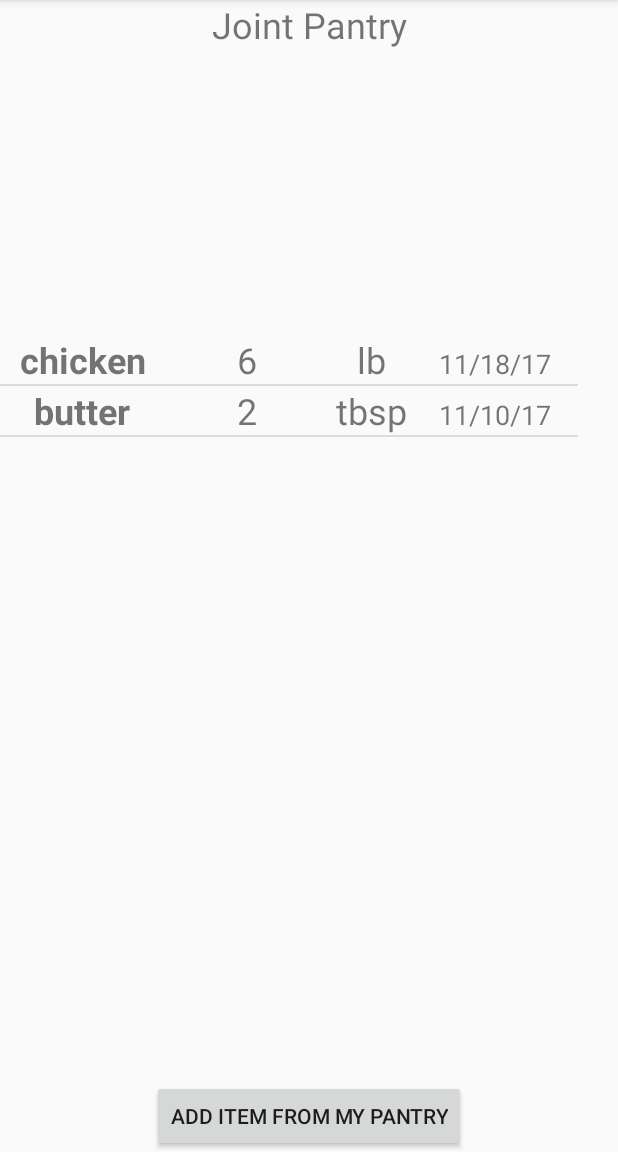
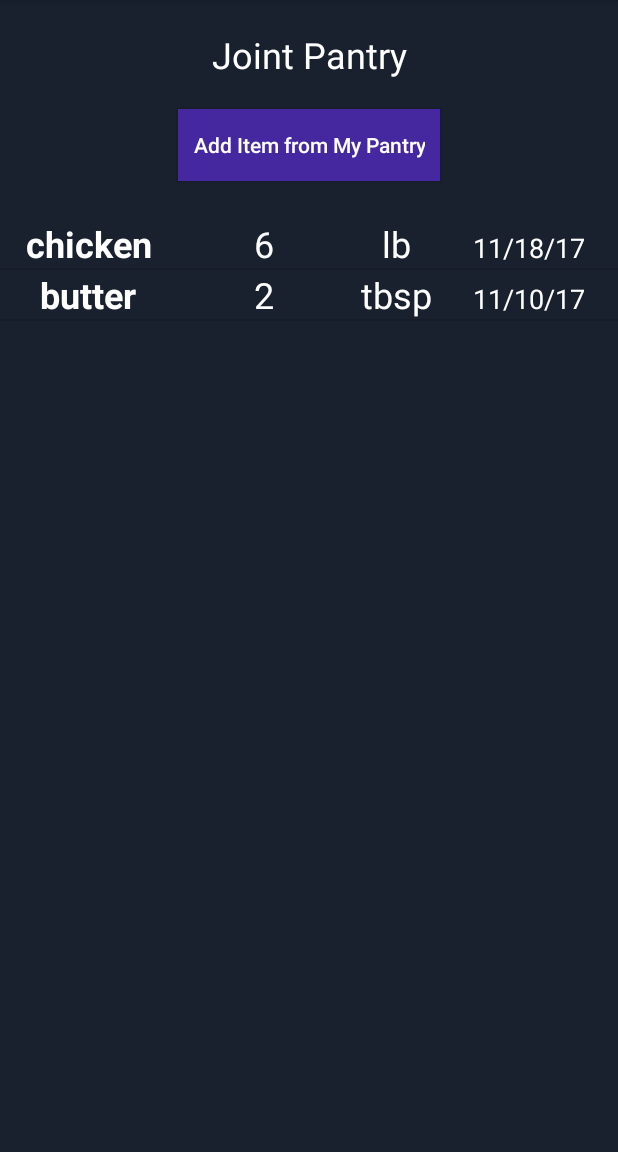
Before and after one commit to tribby5/PantryPals, an Android app: the fragment JointPantryFragment shown on its own in the app's theme, on a phone screen of 412 x 824 dp, the part 84-1236 px from its top. Run offline under Robolectric (Android 15) with nearby library versions, the phone set to English and light mode, and no system bars.

Commit message:
styled other two pantry pages

```diff
--- a/app/src/main/java/pantrypals/pantry/PantryItemsAdapter.java
+++ b/app/src/main/java/pantrypals/pantry/PantryItemsAdapter.java
@@ -49,9 +49,13 @@ public class PantryItemsAdapter extends BaseAdapter{
 
         HashMap<String, String> map=items.get(i);
         name.setText(map.get(PersonalPantryFragment.FIRST_COLUMN));
+        name.setTextColor(activity.getResources().getColor(R.color.colorWhite));
         amount.setText(map.get(PersonalPantryFragment.SECOND_COLUMN));
+        amount.setTextColor(activity.getResources().getColor(R.color.colorWhite));
         units.setText(map.get(PersonalPantryFragment.THIRD_COLUMN));
+        units.setTextColor(activity.getResources().getColor(R.color.colorWhite));
         expirationDate.setText(map.get(PersonalPantryFragment.FOURTH_COLUMN));
+        expirationDate.setTextColor(activity.getResources().getColor(R.color.colorWhite));
 
         return view;
     }
--- a/app/src/main/res/layout/fragment_joint_pantry.xml
+++ b/app/src/main/res/layout/fragment_joint_pantry.xml
@@ -1,9 +1,12 @@
-<android.support.constraint.ConstraintLayout xmlns:android="http://schemas.android.com/apk/res/android"
+<LinearLayout xmlns:android="http://schemas.android.com/apk/res/android"
     xmlns:app="http://schemas.android.com/apk/res-auto"
     xmlns:tools="http://schemas.android.com/tools"
     android:layout_width="match_parent"
     android:layout_height="match_parent"
-    tools:context="pantrypals.pantry.JointPantryFragment">
+    tools:context="pantrypals.pantry.JointPantryFragment"
+    android:background="@color/colorPrimaryDark"
+    android:orientation="vertical"
+    >
 
     <TextView
         android:id="@+id/myPantry"
@@ -12,35 +15,32 @@
         android:text="@string/joint_pantry"
         android:textAlignment="center"
         android:textSize="24sp"
-        app:layout_constraintEnd_toEndOf="parent"
-        app:layout_constraintStart_toStartOf="parent" />
+        android:textColor="@color/colorWhite"
+        android:layout_marginTop="20dp"
+        android:layout_gravity="center"
+        android:layout_marginBottom="20dp"
+       />
 
     <Button
         android:id="@+id/addItem"
         android:layout_width="wrap_content"
         android:layout_height="wrap_content"
-        android:layout_marginEnd="8dp"
-        android:layout_marginStart="8dp"
         android:text="@string/add_item_from_pantry"
-        app:layout_constraintBottom_toBottomOf="parent"
-        app:layout_constraintEnd_toEndOf="parent"
-        app:layout_constraintStart_toStartOf="parent" />
+        android:textColor="@color/colorWhite"
+        android:background="@color/colorAccentAlt"
+        android:padding="10dp"
+        android:layout_gravity="center"
+        android:textAllCaps="false"
+        android:layout_marginBottom="25dp"
+     />
 
     <ListView
         android:id="@+id/itemListView"
-        android:layout_width="385dp"
+        android:layout_width="match_parent"
         android:layout_height="402dp"
         android:layout_marginBottom="30dp"
-        android:layout_marginTop="30dp"
-        app:layout_constraintBottom_toBottomOf="parent"
-        app:layout_constraintHorizontal_bias="0.0"
-        app:layout_constraintLeft_toLeftOf="parent"
-
-        app:layout_constraintRight_toRightOf="parent"
-        app:layout_constraintTop_toTopOf="parent"
-        app:layout_constraintVertical_bias="0.632"
-        tools:layout_constraintLeft_creator="1"
-        tools:layout_constraintTop_creator="1"></ListView>
+        android:background="@color/colorPrimaryDark"
+      ></ListView>
 
 
-</android.support.constraint.ConstraintLayout>
+</LinearLayout>
```
Also changed, not shown: app/src/main/res/layout/fragment_personal_pantry.xml (+18 -27 lines).
